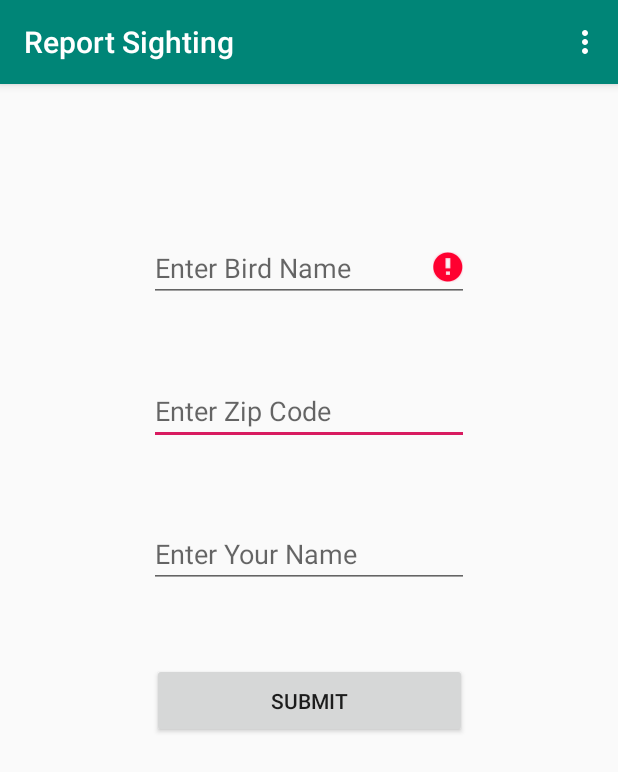
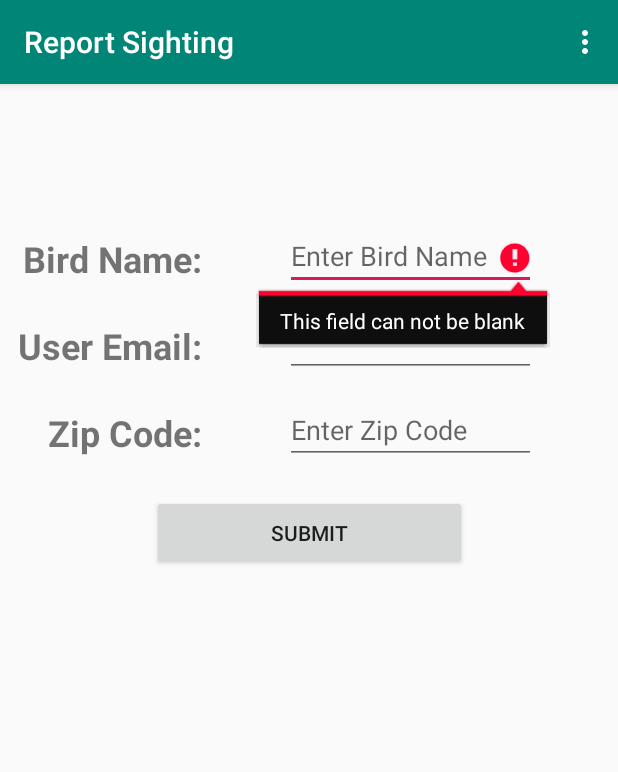
Before and after one commit to vishplease/BirdWatching, an Android app: the screen it shows after launch once a user with an empty profile is signed in (MainActivity), after a tap on "SUBMIT", on a phone screen of 412 x 824 dp. Shown: the top 772 px of the screen. Run offline under Robolectric (Android 15) with nearby library versions, the phone set to English and light mode, and no system bars; our stand-ins replace Firebase (no records; nobody signed in at launch, a user with empty details on screens opened directly).

Commit message:
Bird sighting reporting works

```diff
--- a/app/src/main/java/com/example/birdwatching/BirdSighting.java
+++ b/app/src/main/java/com/example/birdwatching/BirdSighting.java
@@ -3,14 +3,15 @@ package com.example.birdwatching;
 public class BirdSighting {
 
     public String birdName, personName;
-    public Integer zipCode;
+    public Integer zipCode, sightingImportance;
 
     public BirdSighting(){
     }
 
-    public BirdSighting(String birdName, Integer zipCode, String personName) {
+    public BirdSighting(String birdName, String personName, Integer zipCode, Integer sightingImportance) {
         this.birdName = birdName;
         this.personName = personName;
         this.zipCode = zipCode;
+        this.sightingImportance = sightingImportance;
     }
 }
--- a/app/src/main/java/com/example/birdwatching/LoginActivity.java
+++ b/app/src/main/java/com/example/birdwatching/LoginActivity.java
@@ -54,6 +54,9 @@ public class LoginActivity extends AppCompatActivity implements View.OnClickList
         // Check if user is signed in already signed in and take him to Portal Activity directly.
         FirebaseUser currentUser = FirebaseAuth.getInstance().getCurrentUser();
         if(currentUser != null) {
+            String userName = currentUser.getEmail();
+            Toast.makeText(this, "Logged in as "+userName, Toast.LENGTH_LONG).show();
+
             Intent intent = new Intent(LoginActivity.this, MainActivity.class);
             startActivity(intent);
         }
--- a/app/src/main/java/com/example/birdwatching/MainActivity.java
+++ b/app/src/main/java/com/example/birdwatching/MainActivity.java
@@ -11,20 +11,23 @@ import android.view.MenuItem;
 import android.view.View;
 import android.widget.Button;
 import android.widget.EditText;
+import android.widget.TextView;
 import android.widget.Toast;
 
 import com.google.firebase.auth.FirebaseAuth;
-import com.google.firebase.database.ChildEventListener;
-import com.google.firebase.database.DataSnapshot;
-import com.google.firebase.database.DatabaseError;
 import com.google.firebase.database.DatabaseReference;
 import com.google.firebase.database.FirebaseDatabase;
+import com.google.firebase.auth.FirebaseUser;
 
 
 public class MainActivity extends AppCompatActivity implements View.OnClickListener {
 
+    private FirebaseAuth mAuth;
+
+    TextView textViewBirdName, textViewUserEmail, textViewZipCode;
     EditText editTextBird, editTextZipCode, editTextName;
     Button buttonSubmit;
+    public FirebaseUser currentUser = FirebaseAuth.getInstance().getCurrentUser();
 
     @Override
     protected void onCreate(Bundle savedInstanceState) {
@@ -32,12 +35,20 @@ public class MainActivity extends AppCompatActivity implements View.OnClickListe
         setContentView(R.layout.activity_main);
         this.setTitle("Report Sighting");
 
+        textViewBirdName = findViewById(R.id.textViewBirdName1);
+        textViewUserEmail = findViewById(R.id.textViewUserEmail);
+        textViewZipCode = findViewById(R.id.textViewZipCode);
         editTextBird = findViewById(R.id.editTextBird);
         editTextZipCode = findViewById(R.id.editTextZipCode);
         editTextName = findViewById(R.id.editTextName);
+        editTextName.setText(currentUser.getEmail());
         buttonSubmit = findViewById(R.id.buttonSubmit);
 
         buttonSubmit.setOnClickListener(this);
+
+
+        mAuth = FirebaseAuth.getInstance();
+
     }
 
 
@@ -52,17 +63,13 @@ public class MainActivity extends AppCompatActivity implements View.OnClickListe
 
             if (editTextBird.getText().toString().trim().equalsIgnoreCase("")) {
                 editTextBird.setError("This field can not be blank");
-            } else if(editTextName.getText().toString().trim().equalsIgnoreCase("")) {
-                editTextName.setError("This field can not be blank");
-            } else if(editTextName.getText().toString().trim().equalsIgnoreCase("")) {
+            }  else if(editTextZipCode.getText().toString().trim().equalsIgnoreCase("")) {
                 editTextName.setError("This field can not be blank");
             }   else {
-
                 String createBirdName = editTextBird.getText().toString();
-                String createName = editTextName.getText().toString();
-
-
-                Integer createZipCode = 48104;
+                String createPersonName = currentUser.getEmail();
+                Integer createZipCode;
+                Integer createSightingImportance = 0;
 
                 try {
                     createZipCode = Integer.parseInt(editTextZipCode.getText().toString());
@@ -72,9 +79,11 @@ public class MainActivity extends AppCompatActivity implements View.OnClickListe
                     return;
                 }
 
-                BirdSighting createBirdSighting = new BirdSighting(createBirdName, createZipCode, createName);
+                BirdSighting createBirdSighting = new BirdSighting(createBirdName, createPersonName, createZipCode, createSightingImportance);
 
                 myRef.push().setValue(createBirdSighting);
+
+                Toast.makeText(this, "Bird sighting successfully added to database", Toast.LENGTH_SHORT).show();
 
             }
 
@@ -105,7 +114,7 @@ public class MainActivity extends AppCompatActivity implements View.OnClickListe
         } else if (item.getItemId() == R.id.itemLogOut) {
 
             FirebaseAuth.getInstance().signOut();
-
+            Toast.makeText(this, "Log out successful", Toast.LENGTH_LONG).show();
             Intent intent = new Intent(MainActivity.this, LoginActivity.class);
             startActivity(intent);
 
--- a/app/src/main/java/com/example/birdwatching/Search.java
+++ b/app/src/main/java/com/example/birdwatching/Search.java
@@ -65,6 +65,7 @@ public class Search extends AppCompatActivity implements View.OnClickListener{
         } else if (item.getItemId() == R.id.itemLogOut) {
 
             FirebaseAuth.getInstance().signOut();
+            Toast.makeText(this, "Sign out successful", Toast.LENGTH_LONG).show();
 
             Intent intent = new Intent(Search.this, LoginActivity.class);
             startActivity(intent);
--- a/app/src/main/res/layout/activity_login.xml
+++ b/app/src/main/res/layout/activity_login.xml
@@ -33,8 +33,8 @@
 
     <Button
         android:id="@+id/buttonLogIn"
-        android:layout_width="wrap_content"
-        android:layout_height="wrap_content"
+        android:layout_width="211dp"
+        android:layout_height="39dp"
         android:layout_marginTop="15dp"
         android:text="@string/loginbutton"
         app:layout_constraintEnd_toEndOf="parent"
@@ -43,8 +43,8 @@
 
     <Button
         android:id="@+id/buttonRegister"
-        android:layout_width="wrap_content"
-        android:layout_height="wrap_content"
+        android:layout_width="211dp"
+        android:layout_height="39dp"
         android:layout_marginTop="15dp"
         android:text="@string/registerbutton"
         app:layout_constraintEnd_toEndOf="parent"
@@ -58,6 +58,7 @@
         android:layout_height="56dp"
         android:layout_marginTop="25dp"
         android:text="@string/loginmessage"
+        android:textAlignment="center"
         android:textColor="?attr/actionModeSplitBackground"
         android:textSize="24sp"
         android:textStyle="bold"
--- a/app/src/main/res/layout/activity_main.xml
+++ b/app/src/main/res/layout/activity_main.xml
@@ -2,53 +2,90 @@
 <androidx.constraintlayout.widget.ConstraintLayout xmlns:android="http://schemas.android.com/apk/res/android"
     xmlns:app="http://schemas.android.com/apk/res-auto"
     xmlns:tools="http://schemas.android.com/tools"
+    android:id="@+id/textViewBirdName"
     android:layout_width="match_parent"
     android:layout_height="match_parent"
     tools:context=".MainActivity">
 
+    <TextView
+        android:id="@+id/textViewUserEmail"
+        android:layout_width="wrap_content"
+        android:layout_height="wrap_content"
+        android:layout_marginTop="25dp"
+        android:text="@string/useremail"
+        android:textSize="24sp"
+        android:textStyle="bold"
+        app:layout_constraintEnd_toEndOf="@+id/textViewBirdName1"
+        app:layout_constraintTop_toBottomOf="@+id/textViewBirdName1" />
+
+    <TextView
+        android:id="@+id/textViewZipCode"
+        android:layout_width="wrap_content"
+        android:layout_height="wrap_content"
+        android:layout_marginTop="25dp"
+        android:text="@string/zipcode"
+        android:textSize="24sp"
+        android:textStyle="bold"
+        app:layout_constraintEnd_toEndOf="@+id/textViewUserEmail"
+        app:layout_constraintTop_toBottomOf="@+id/textViewUserEmail" />
+
+    <EditText
+        android:id="@+id/editTextBird"
+        android:layout_width="167dp"
+        android:layout_height="41dp"
+        android:ems="10"
+        android:hint="@string/birdnamehint"
+        android:inputType="textPersonName"
+        app:layout_constraintBottom_toBottomOf="@+id/textViewBirdName1"
+        app:layout_constraintEnd_toEndOf="parent"
+        app:layout_constraintStart_toEndOf="@+id/textViewBirdName1"
+        app:layout_constraintTop_toTopOf="@+id/textViewBirdName1" />
+
     <EditText
         android:id="@+id/editTextZipCode"
-        android:layout_width="wrap_content"
-        android:layout_height="wrap_content"
-        android:layout_marginTop="50dp"
+        android:layout_width="167dp"
+        android:layout_height="41dp"
         android:ems="10"
         android:hint="@string/zipcodehint"
         android:inputType="textPersonName"
+        app:layout_constraintBottom_toBottomOf="@+id/textViewZipCode"
         app:layout_constraintEnd_toEndOf="parent"
-        app:layout_constraintStart_toStartOf="parent"
-        app:layout_constraintTop_toBottomOf="@+id/editTextBird" />
+        app:layout_constraintStart_toEndOf="@+id/textViewZipCode"
+        app:layout_constraintTop_toTopOf="@+id/textViewZipCode" />
 
     <EditText
         android:id="@+id/editTextName"
-        android:layout_width="wrap_content"
-        android:layout_height="wrap_content"
-        android:layout_marginTop="50dp"
+        android:layout_width="167dp"
+        android:layout_height="41dp"
         android:ems="10"
-        android:hint="@string/namehint"
+        android:focusable="false"
         android:inputType="textPersonName"
+        app:layout_constraintBottom_toBottomOf="@+id/textViewUserEmail"
         app:layout_constraintEnd_toEndOf="parent"
-        app:layout_constraintStart_toStartOf="parent"
-        app:layout_constraintTop_toBottomOf="@+id/editTextZipCode" />
+        app:layout_constraintStart_toEndOf="@+id/textViewUserEmail"
+        app:layout_constraintTop_toTopOf="@+id/textViewUserEmail" />
 
     <Button
         android:id="@+id/buttonSubmit"
         android:layout_width="210dp"
         android:layout_height="50dp"
-        android:layout_marginTop="50dp"
+        android:layout_marginTop="25dp"
         android:text="@string/buttonsubmit"
         app:layout_constraintEnd_toEndOf="parent"
         app:layout_constraintStart_toStartOf="parent"
-        app:layout_constraintTop_toBottomOf="@+id/editTextName" />
+        app:layout_constraintTop_toBottomOf="@+id/textViewZipCode" />
 
-    <EditText
-        android:id="@+id/editTextBird"
+
+    <TextView
+        android:id="@+id/textViewBirdName1"
         android:layout_width="wrap_content"
         android:layout_height="wrap_content"
+        android:layout_marginStart="15dp"
         android:layout_marginTop="100dp"
-        android:ems="10"
-        android:hint="@string/birdnamehint"
-        android:inputType="textPersonName"
-        app:layout_constraintEnd_toEndOf="parent"
+        android:text="@string/birdname"
+        android:textSize="24sp"
+        android:textStyle="bold"
         app:layout_constraintStart_toStartOf="parent"
         app:layout_constraintTop_toTopOf="parent" />
+
 </androidx.constraintlayout.widget.ConstraintLayout>
--- a/app/src/main/res/values/strings.xml
+++ b/app/src/main/res/values/strings.xml
@@ -7,7 +7,13 @@
 
     <string name="logout">Log Out</string>
 
+    <string name="birdname">Bird Name:</string>
+
+    <string name="useremail">User Email:</string>
+
     <string name="birdnamehint">Enter Bird Name</string>
+
+    <string name="zipcode">Zip Code:</string>
 
     <string name="zipcodehint">Enter Zip Code</string>
 
@@ -23,7 +29,7 @@
 
     <string name="personnameresult">Bird Finder</string>
 
-    <string name="loginmessage">Please log in to continue.</string>
+    <string name="loginmessage">Please register and/or log in to continue.</string>
 
     <string name="emailhint">Enter Email</string>
 
--- a/build.gradle
+++ b/build.gradle
@@ -7,7 +7,7 @@ buildscript {
 
     }
     dependencies {
-        classpath 'com.android.tools.build:gradle:3.5.0'
+        classpath 'com.android.tools.build:gradle:3.5.2'
         classpath 'com.google.gms:google-services:4.2.0'
 
         // NOTE: Do not place your application dependencies here; they belong
```
